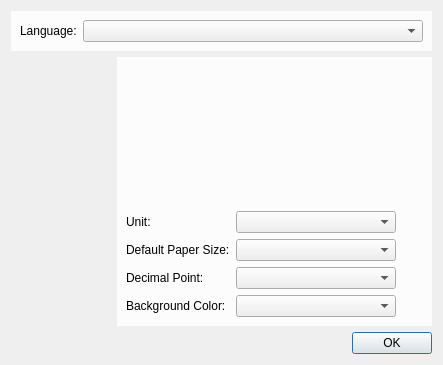
qcad/qcad, file scripts/Widgets/FirstStart/FirstStartDialog.ui: the form before one commit.
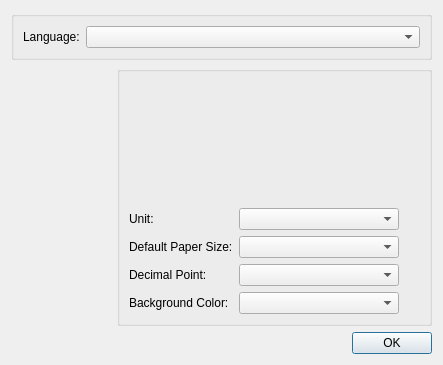
The form after the commit. Icons and pictures are not drawn.

Commit message: fix first start dialog on dark mode

Diff of the .ui file:
```diff
--- a/scripts/Widgets/FirstStart/FirstStartDialog.ui
+++ b/scripts/Widgets/FirstStart/FirstStartDialog.ui
@@ -24,10 +24,7 @@
   </property>
   <layout class="QVBoxLayout" name="verticalLayout_3">
    <item>
-    <widget class="QWidget" name="LanguageBackground" native="true">
-     <property name="styleSheet">
-      <string notr="true">.QWidget{background-color: rgba(255, 255, 255, 200);}</string>
-     </property>
+    <widget class="QGroupBox" name="LanguageBackground">
      <layout class="QHBoxLayout" name="horizontalLayout">
       <item>
        <widget class="QLabel" name="LanguageLabel">
@@ -92,10 +89,7 @@
       </layout>
      </item>
      <item>
-      <widget class="QWidget" name="Background" native="true">
-       <property name="styleSheet">
-        <string notr="true">.QWidget{background-color: rgba(255, 255, 255, 200);}</string>
-       </property>
+      <widget class="QGroupBox" name="Background">
        <layout class="QVBoxLayout" name="verticalLayout">
         <item>
          <widget class="QTextBrowser" name="Text">
```
The commit also changes 3 other files.
